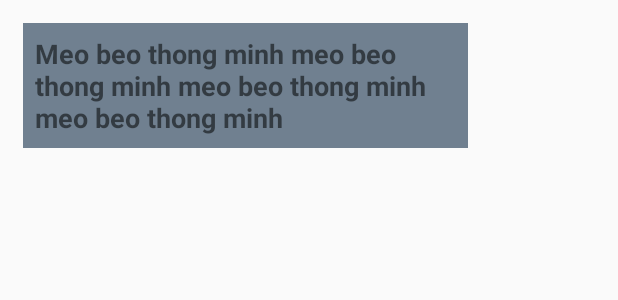
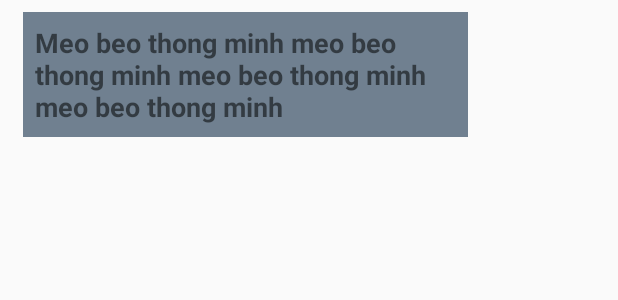
Before and after one commit to HDCong/MobileFinal, an Android app: the layout row_item_chat_other.xml on its own in the app's theme, with its tools: preview values and no code run, on a phone screen of 412 x 824 dp. Shown: the top 300 px of the screen. Run offline under Robolectric (Android 15) with nearby library versions, the phone set to English and light mode, and no system bars; Roboto replaces fonts that are not available here.

Commit message:
edit layout

```diff
--- a/app/src/main/AndroidManifest.xml
+++ b/app/src/main/AndroidManifest.xml
@@ -6,9 +6,9 @@
 
     <application
         android:allowBackup="true"
-        android:icon="@mipmap/ic_launcher"
+        android:icon="@drawable/appicon"
         android:label="@string/app_name"
-        android:roundIcon="@mipmap/ic_launcher_round"
+        android:roundIcon="@drawable/appicon"
         android:supportsRtl="true"
         android:theme="@style/AppTheme"
         android:usesCleartextTraffic="true">
--- a/app/src/main/java/com/cntn2017_mobiledev/batchuduoihinh/mainactivity/MainActivity.kt
+++ b/app/src/main/java/com/cntn2017_mobiledev/batchuduoihinh/mainactivity/MainActivity.kt
@@ -95,7 +95,7 @@ class MainActivity : AppCompatActivity() {
 
             var width = displayMetrics.widthPixels
             var height = displayMetrics.heightPixels
-            mAlertDialog.getWindow()?.setLayout((width*0.9).toInt(), (height*0.9).toInt()); //Controlling width and height.
+            mAlertDialog.getWindow()?.setLayout((width*0.9).toInt(), (height*0.7).toInt()); //Controlling width and height.
 
 
             editname = roomOptionView.findViewById(R.id.editTextNameUser) as EditText
--- a/app/src/main/res/layout/activity_splash_screen.xml
+++ b/app/src/main/res/layout/activity_splash_screen.xml
@@ -12,7 +12,7 @@
         android:layout_width="128dp"
         android:layout_height="128dp"
         android:layout_centerInParent="true"
-        android:background="@drawable/appicon"
+        android:background="@drawable/splash"
         android:id="@+id/splashIcon"/>
 
     <com.agrawalsuneet.dotsloader.loaders.TashieLoader
--- a/app/src/main/res/layout/row_item_chat_other.xml
+++ b/app/src/main/res/layout/row_item_chat_other.xml
@@ -7,6 +7,8 @@
         android:id="@+id/textViewName"
         android:text="Meo beo ngok ngeck"
         android:visibility="gone"
+        android:layout_marginLeft="15dp"
+        android:layout_marginRight="100dp"
         android:textStyle="bold"/>
     <TextView
         android:layout_width="wrap_content"
@@ -16,7 +18,7 @@
         android:text="Meo beo thong minh meo beo thong minh meo beo thong minh meo beo thong minh"
         android:layout_marginLeft="15dp"
         android:layout_marginRight="100dp"
-        android:layout_marginVertical="15dp"
+        android:layout_marginVertical="8dp"
         android:padding="8dp"
         android:background="#708090"
         android:textStyle="bold"
--- a/app/src/main/res/layout/row_items_chat_owner.xml
+++ b/app/src/main/res/layout/row_items_chat_owner.xml
@@ -19,7 +19,7 @@
         android:textSize="18sp"
         android:layout_marginLeft="100dp"
         android:layout_marginRight="15dp"
-        android:layout_marginVertical="15dp"
+        android:layout_marginVertical="8dp"
         android:padding="8dp"
         android:background="#1E90FF"
         android:layout_below="@id/textViewName"/>
```
Also changed, not shown: app/src/main/res/drawable/iconapp.png (added), app/src/main/res/drawable/splash.png (added), 1 other file.
